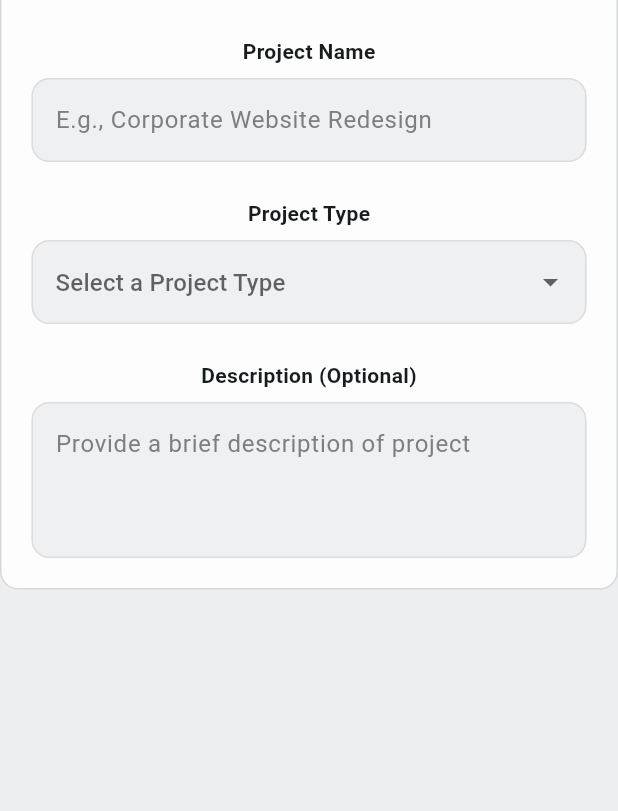
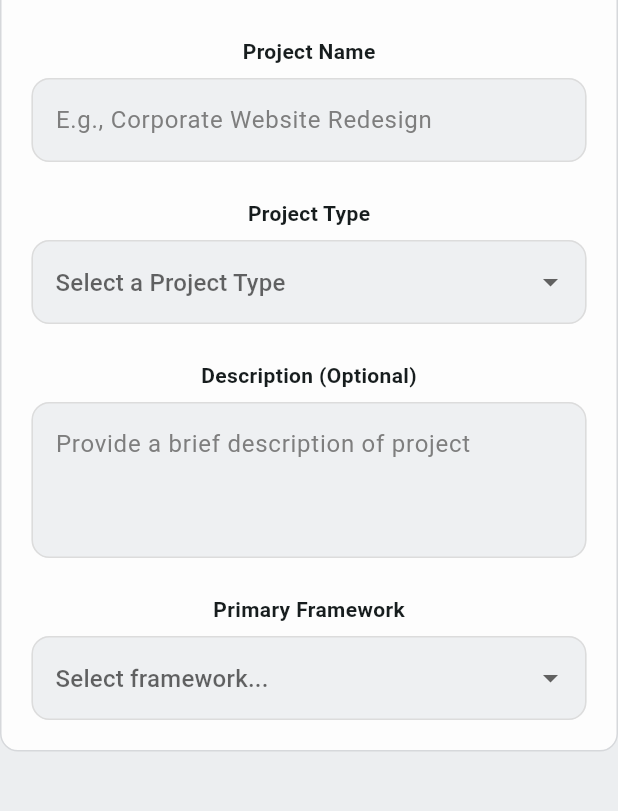
Before and after one commit to omerbanaemh/print_ready_invoice, a Flutter app: the screen it shows after launch, on a phone screen of 412 x 824 dp, the part 297-1108 px from its top. Run offline on Flutter 3.47's test engine with Material 3 defaults, Android fonts, the phone set to English and light mode, and no system bars; drawn by our look-alikes of flutter_form_builder; our stand-ins replace form_builder_validators.

Commit message:
PrimaryFrameworkInput widget

```diff
--- a/lib/features/invoice/presentation/views/project_details.dart
+++ b/lib/features/invoice/presentation/views/project_details.dart
@@ -1,6 +1,7 @@
 import 'package:flutter/material.dart';
 import 'package:flutter_form_builder/flutter_form_builder.dart';
 import 'package:print_ready_invoice/core/utils/size_config.dart';
+import 'package:print_ready_invoice/features/invoice/presentation/views/widgets/primary_framework_input.dart';
 import 'package:print_ready_invoice/features/invoice/presentation/views/widgets/project_field_input.dart';
 import 'package:print_ready_invoice/features/invoice/presentation/views/widgets/project_type_input.dart';
 
@@ -14,6 +15,7 @@ class ProjectDetails extends StatefulWidget {
 class _ProjectDetailsState extends State<ProjectDetails> {
   final _formKey = GlobalKey<FormBuilderState>();
   final List<String> projectTypes = ['Mobile App', 'Web App', 'Desktop App'];
+  final List<String> frameworks = ['Flutter', 'React', 'Nuxt.js'];
 
   @override
   Widget build(BuildContext context) {
@@ -65,7 +67,7 @@ class _ProjectDetailsState extends State<ProjectDetails> {
                             ProjectFieldInput(label: 'Project Name',name: 'name',hintText: 'E.g., Corporate Website Redesign',),
                             ProjectTypeInput(projectTypes: projectTypes),
                             ProjectFieldInput(label: 'Description (Optional)',name: 'description',hintText: 'Provide a brief description of project',maxLines: 3,),
-
+                            PrimaryFrameworkInput(frameworks: frameworks)
 
 
                           ],
--- /dev/null
+++ b/lib/features/invoice/presentation/views/widgets/primary_framework_input.dart
@@ -0,0 +1,31 @@
+import 'package:flutter/material.dart';
+import 'package:flutter_form_builder/flutter_form_builder.dart';
+import 'package:form_builder_validators/form_builder_validators.dart';
+import 'package:print_ready_invoice/features/invoice/presentation/views/widgets/custom_input_decoration.dart';
+
+class PrimaryFrameworkInput extends StatelessWidget {
+  const PrimaryFrameworkInput({super.key, required this.frameworks});
+  final List<String> frameworks;
+
+  @override
+  Widget build(BuildContext context) {
+    return Column(
+      children: [
+        SizedBox(height: 24),
+        Text(
+          'Primary Framework',
+          style: TextStyle(fontWeight: FontWeight.bold),
+        ),
+        SizedBox(height: 8),
+        FormBuilderDropdown<String>(
+          name: 'primary_framework',
+          decoration: customInputDecoration(hintText: 'Select framework...'),
+          items: frameworks
+              .map((item) => DropdownMenuItem(value: item, child: Text(item)))
+              .toList(),
+          validator: FormBuilderValidators.required(),
+        ),
+      ],
+    );
+  }
+}
```
